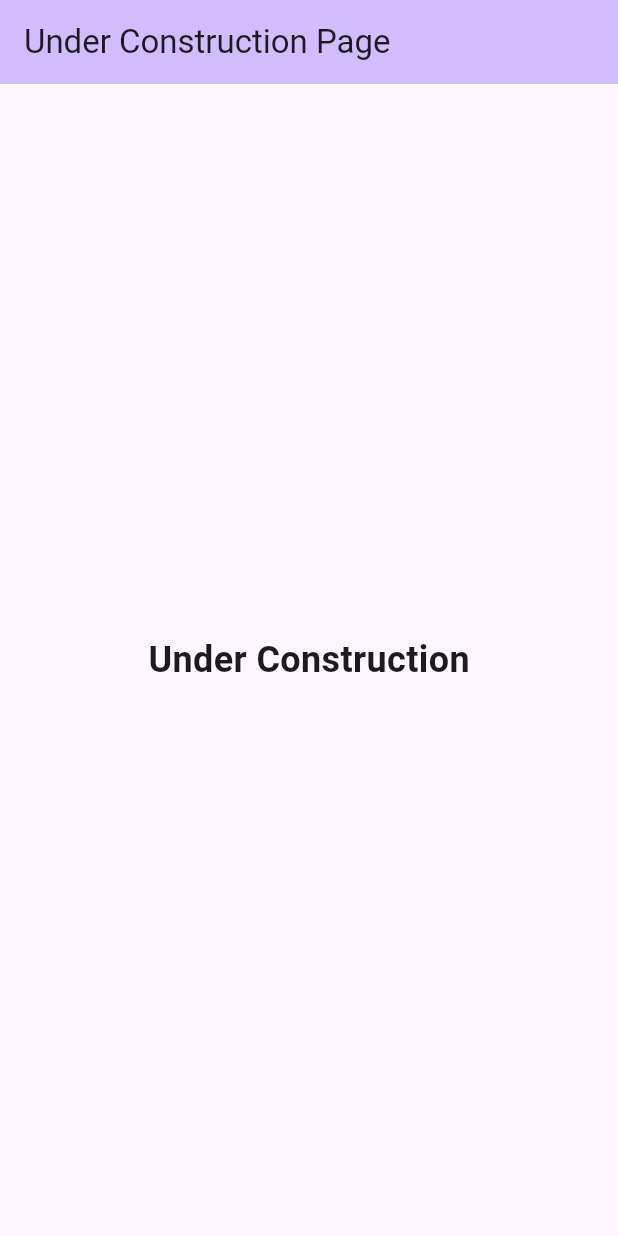
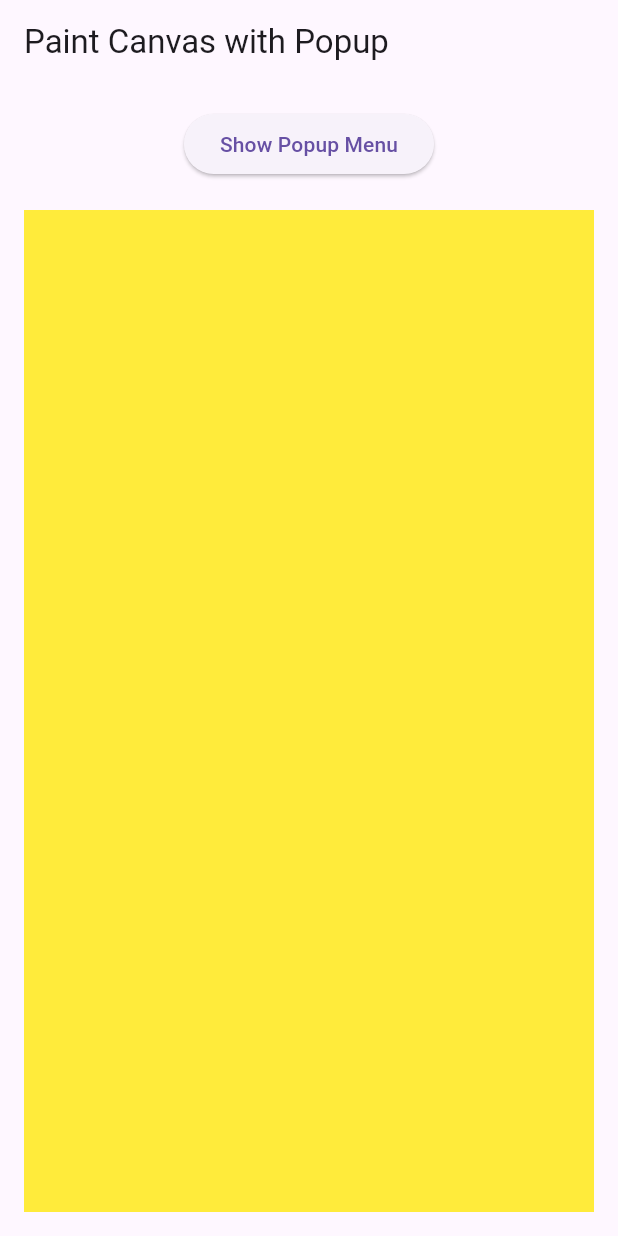
Before and after one commit to xdvarpunen/shorthand, a Flutter app: the screen it shows after launch, on a phone screen of 412 x 824 dp. Run offline on Flutter 3.47's test engine with Material 3 defaults, Android fonts, the light colour scheme and no system bars.

Commit message:
Added user interface

```diff
--- a/shorthand_app/lib/main.dart
+++ b/shorthand_app/lib/main.dart
@@ -10,40 +10,200 @@ class MyApp extends StatelessWidget {
   @override
   Widget build(BuildContext context) {
     return MaterialApp(
-      title: 'Shorthand Demo',
+      title: 'Paint Canvas with Popup and Background Color',
       theme: ThemeData(
+        primarySwatch: Colors.blue,
       ),
-      home: const MyHomePage(title: 'Under Construction Page'),
+      home: const MyHomePage(),
     );
   }
 }
 
 class MyHomePage extends StatefulWidget {
-  const MyHomePage({super.key, required this.title});
-
-  final String title;
+  const MyHomePage({super.key});
 
   @override
   State<MyHomePage> createState() => _MyHomePageState();
 }
 
 class _MyHomePageState extends State<MyHomePage> {
+  // Track the selected paint (base class extended by other paints)
+  BasePaint? selectedPaint;
+
+  @override
+  void initState() {
+    super.initState();
+    selectedPaint = PaintType1(); // Set the default paint
+  }
+
   @override
   Widget build(BuildContext context) {
     return Scaffold(
       appBar: AppBar(
-        backgroundColor: Theme.of(context).colorScheme.inversePrimary,
-        title: Text(widget.title),
+        title: const Text('Paint Canvas with Popup'),
       ),
-      body: Center(
-        child: Text(
-          'Under Construction',
-          style: TextStyle(
-            fontSize: 24,
-            fontWeight: FontWeight.bold,
+      body: Padding(
+        padding: const EdgeInsets.all(16.0),
+        child: Column(
+          children: [
+            // Button to show popup
+            ElevatedButton(
+              onPressed: () {
+                showPopupMenu(context);
+              },
+              child: const Text('Show Popup Menu'),
+            ),
+            // Add space between the canvas and the button
+            const SizedBox(height: 20), // Adds space between canvas and button
+            // Paint Canvas
+            Expanded(
+              child: selectedPaint!,
+            ),
+          ],
+        ),
+      ),
+    );
+  }
+
+  // Function to show the popup menu
+  void showPopupMenu(BuildContext context) {
+    showDialog(
+      context: context,
+      builder: (BuildContext context) {
+        return AlertDialog(
+          title: const Text('Pick a paint type'),
+          content: Column(
+            mainAxisSize: MainAxisSize.min,
+            children: [
+              ListTile(
+                title: const Text('Paint Type 1'),
+                onTap: () {
+                  setState(() {
+                    selectedPaint = PaintType1(); // Set to PaintType1
+                  });
+                  Navigator.pop(context);
+                },
+              ),
+              ListTile(
+                title: const Text('Paint Type 2'),
+                onTap: () {
+                  setState(() {
+                    selectedPaint = PaintType2(); // Set to PaintType2
+                  });
+                  Navigator.pop(context);
+                },
+              ),
+              ListTile(
+                title: const Text('Paint Type 3'),
+                onTap: () {
+                  setState(() {
+                    selectedPaint = PaintType3(); // Set to PaintType3
+                  });
+                  Navigator.pop(context);
+                },
+              ),
+            ],
           ),
-        ),
-      )
+          actions: [
+            // Cancel button
+            TextButton(
+              onPressed: () {
+                Navigator.pop(context);
+              },
+              child: const Text('Cancel'),
+            ),
+          ],
+        );
+      },
     );
   }
 }
+
+// Base class for all paint types
+abstract class BasePaint extends StatelessWidget {
+  final Color backgroundColor;
+
+  const BasePaint({super.key, required this.backgroundColor});
+
+  @override
+  Widget build(BuildContext context) {
+    return Container(
+      color: backgroundColor, // Set the background color
+      child: Center(
+        child: CanvasApp(),
+      ),
+    );
+  }
+}
+
+// Three different paint types, extending BasePaint
+
+class PaintType1 extends BasePaint {
+  const PaintType1({super.key}) : super(backgroundColor: Colors.yellow); // Example background color
+}
+
+class PaintType2 extends BasePaint {
+  const PaintType2({super.key}) : super(backgroundColor: Colors.green); // Example background color
+}
+
+class PaintType3 extends BasePaint {
+  const PaintType3({super.key}) : super(backgroundColor: Colors.orange); // Example background color
+}
+
+class CanvasApp extends StatefulWidget {
+  const CanvasApp({super.key});
+
+  @override
+  _CanvasAppState createState() => _CanvasAppState();
+}
+
+class _CanvasAppState extends State<CanvasApp> {
+  List<Offset?> points = [];
+
+  @override
+  Widget build(BuildContext context) {
+    return GestureDetector(
+      onPanUpdate: (details) {
+        setState(() {
+          points.add(details.localPosition);
+        });
+      },
+      onPanEnd: (details) {
+        points.add(null); // Adds a separator between strokes
+      },
+      child: CustomPaint(
+        size: Size.infinite,
+        painter: CanvasPainter(points),
+      ),
+    );
+  }
+}
+
+class CanvasPainter extends CustomPainter {
+  final List<Offset?> points;
+
+  CanvasPainter(this.points);
+
+  @override
+  void paint(Canvas canvas, Size size) {
+    final paint = Paint()
+      ..color = Colors.black
+      ..strokeCap = StrokeCap.round
+      ..strokeWidth = 5.0;
+
+    // Draw the points on the canvas (the actual drawing)
+    for (int i = 0; i < points.length - 1; i++) {
+      if (points[i] != null && points[i + 1] != null) {
+        canvas.drawLine(points[i]!, points[i + 1]!, paint);
+      } else if (points[i] != null && points[i + 1] == null) {
+        // Draw point
+        canvas.drawCircle(points[i]!, 5.0, paint);
+      }
+    }
+  }
+
+  @override
+  bool shouldRepaint(covariant CustomPainter oldDelegate) {
+    return true;
+  }
+}
```
